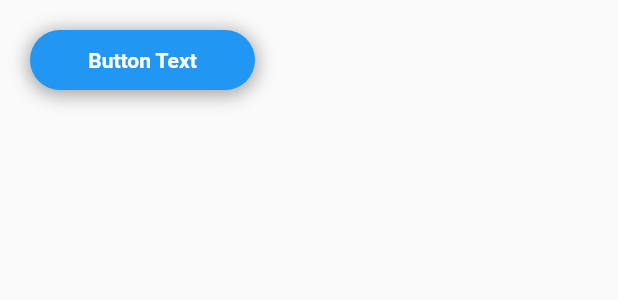
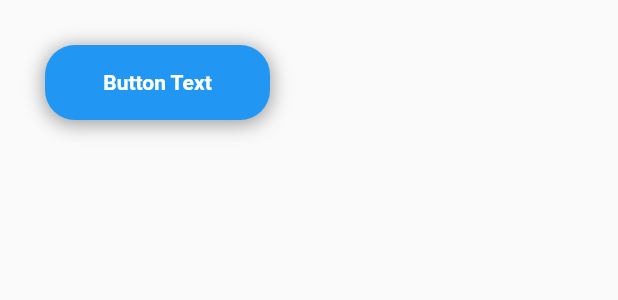
Before and after one commit to notyourbunny23/Development, a Flutter app: the MyButton widget shown alone on an empty page, opened directly, on a phone screen of 412 x 824 dp. Shown: the top 300 px of the screen. Run offline on Flutter 3.47's test engine with Material 2 defaults, Android fonts, the phone set to English and light mode, and no system bars; our stand-ins replace audioplayers, geolocator.

Commit message:
Buttonwidget fixed

```diff
--- a/5.1.1 Styling Allgemein/flutter_application_1/lib/buttonwidget.dart
+++ b/5.1.1 Styling Allgemein/flutter_application_1/lib/buttonwidget.dart
@@ -31,15 +31,9 @@ class MyButton extends StatelessWidget {
   Widget build(BuildContext context) {
     return Column(
       children: [
-        Padding(
-          padding: const EdgeInsets.all(20.0),
-          child: InkWell(
-            onTap: () {
-              ScaffoldMessenger.of(context);
-            },
-            child: Container(
-                height: 40,
+        Container(
           width: 150,
+          height: 50,
           decoration: BoxDecoration(
             borderRadius: BorderRadius.circular(20),
             color: Colors.blue,
@@ -52,13 +46,17 @@ class MyButton extends StatelessWidget {
               ),
             ],
           ),
+          margin: const EdgeInsets.all(30),
+          child: InkWell(
+              onTap: () {
+                ScaffoldMessenger.of(context);
+              },
+              borderRadius: BorderRadius.circular(10.0),
               child: const Center(
                   child: Text("Button Text",
                       style: TextStyle(
-                            fontWeight: FontWeight.bold,
-                            color: Colors.white)))),
+                          fontWeight: FontWeight.bold, color: Colors.white)))),
         ),
-        )
       ],
     );
   }
```
Also changed, not shown: 5.1.1 Styling Allgemein/flutter_application_1/lib/test.dart (added, +64 -0 lines). Lines whose indentation alone changed are shown as unchanged.
